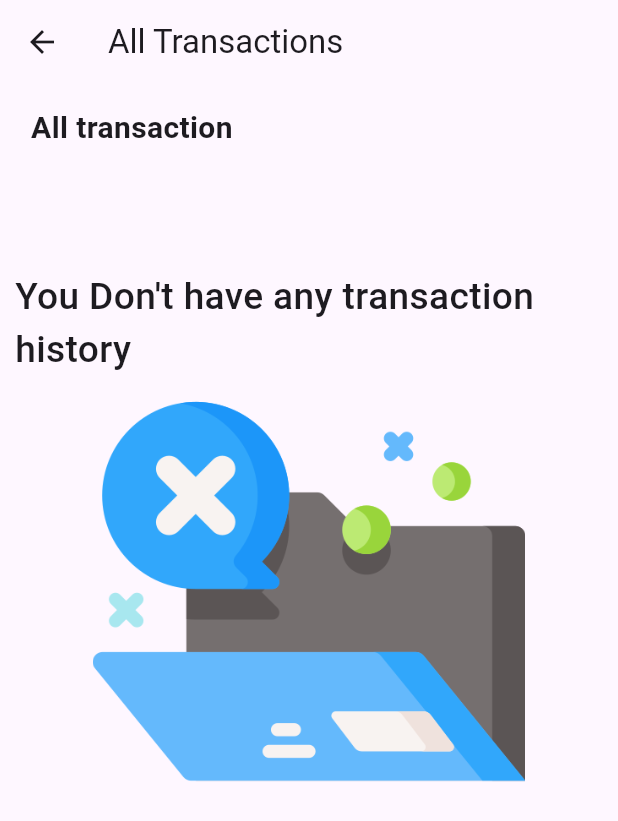
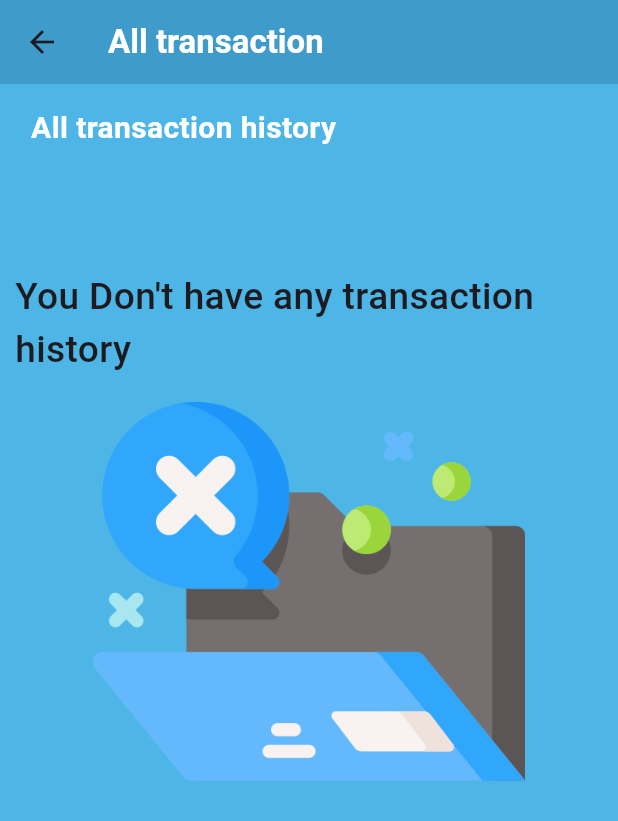
Before and after one commit to SagorSamadder/sAcademy-teacher, a Flutter app: the TransactionScreen screen opened directly, on a phone screen of 412 x 824 dp. Shown: the top 821 px of the screen. Run offline on Flutter 3.47's test engine with Material 3 defaults, Android fonts, the phone set to English and light mode, and no system bars; our stand-ins replace cloud_firestore, firebase_auth, firebase_core, firebase_storage, get, image_picker and 1 more; accounts and stored records are empty.

Commit message:
fixing some design

```diff
--- a/lib/app/Transactions/view/transaction_view.dart
+++ b/lib/app/Transactions/view/transaction_view.dart
@@ -12,8 +12,11 @@ class TransactionScreen extends StatelessWidget {
   Widget build(BuildContext context) {
     TransactionController controller = Get.put(TransactionController());
     return Scaffold(
+      backgroundColor: const Color(0xff4db6e7),
       appBar: AppBar(
-        title: const Text("All Transactions"),
+        backgroundColor: const Color.fromARGB(255, 60, 160, 206),
+        elevation: 2,
+        title: "All transaction".text.white.bold.make(),
       ),
       body: NotificationListener(
         onNotification: (ScrollNotification scrollInfo) {
@@ -33,7 +36,8 @@ class TransactionScreen extends StatelessWidget {
               alignment: Alignment.centerLeft,
               child: Padding(
                 padding: EdgeInsets.only(left: context.screenWidth * .05),
-                child: "All transaction".text.size(20).bold.make(),
+                child:
+                    "All transaction history".text.white.size(20).bold.make(),
               ),
             ),
             10.heightBox,
@@ -74,15 +78,16 @@ class TransactionScreen extends StatelessWidget {
                               right: context.screenWidth * .05,
                               bottom: context.screenWidth * .04),
                           decoration: BoxDecoration(
-                              color: const Color.fromARGB(255, 167, 187, 241),
+                            color: Colors.white,
                             borderRadius: BorderRadius.circular(10),
                             boxShadow: const [
                               BoxShadow(
-                                  color: Color.fromARGB(255, 175, 196, 253),
+                                color: Colors.grey,
                                 blurRadius: 2,
                                 offset: Offset(2, 2),
                               )
-                              ]),
+                            ],
+                          ),
                           child: ListTile(
                             onTap: () {},
                             subtitle: Row(
```
Lines whose indentation alone changed are shown as unchanged.
